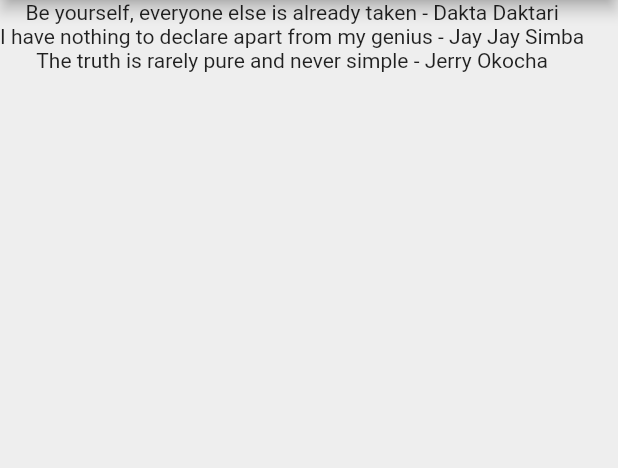
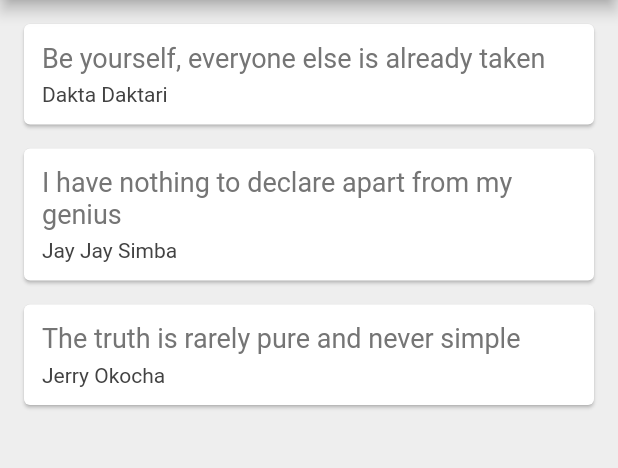
Before and after one commit to daktari01/quotes, a Flutter app: the screen it shows after launch, on a phone screen of 412 x 824 dp, the part 84-552 px from its top. Run offline on Flutter 3.47's test engine with Material 2 defaults, Android fonts, the phone set to English and light mode, and no system bars.

Commit message:
Working with cards

```diff
--- a/lib/main.dart
+++ b/lib/main.dart
@@ -20,6 +20,35 @@ class _QuoteListState extends State<QuoteList> {
     Quote(text: 'The truth is rarely pure and never simple', author: 'Jerry Okocha')
   ];
 
+  Widget quoteTemplate(quote) {
+    return Card(
+      margin: EdgeInsets.fromLTRB(16.0, 16.0, 16.0, 0.0),
+      child: Padding(
+        padding: const EdgeInsets.all(12.0),
+        child: Column(
+          crossAxisAlignment: CrossAxisAlignment.stretch,
+          children: [
+            Text(
+              quote.text,
+              style: TextStyle(
+                fontSize: 18.0,
+                color: Colors.grey[600]
+              ),
+            ),
+            SizedBox(height: 6.0),
+            Text(
+              quote.author,
+              style: TextStyle(
+                fontSize: 14.0,
+                color: Colors.grey[800]
+              ),
+            )
+          ],
+        ),
+      ),
+    );
+  }
+
   @override
   Widget build(BuildContext context) {
     return Scaffold(
@@ -30,9 +59,7 @@ class _QuoteListState extends State<QuoteList> {
         backgroundColor: Colors.redAccent,
       ),
       body: Column(
-        children: quotes.map((quote) {
-          return Text('${quote.text} - ${quote.author}');
-        }).toList(),
+        children: quotes.map((quote) => quoteTemplate(quote)).toList(),
       ),
     );
   }
```
